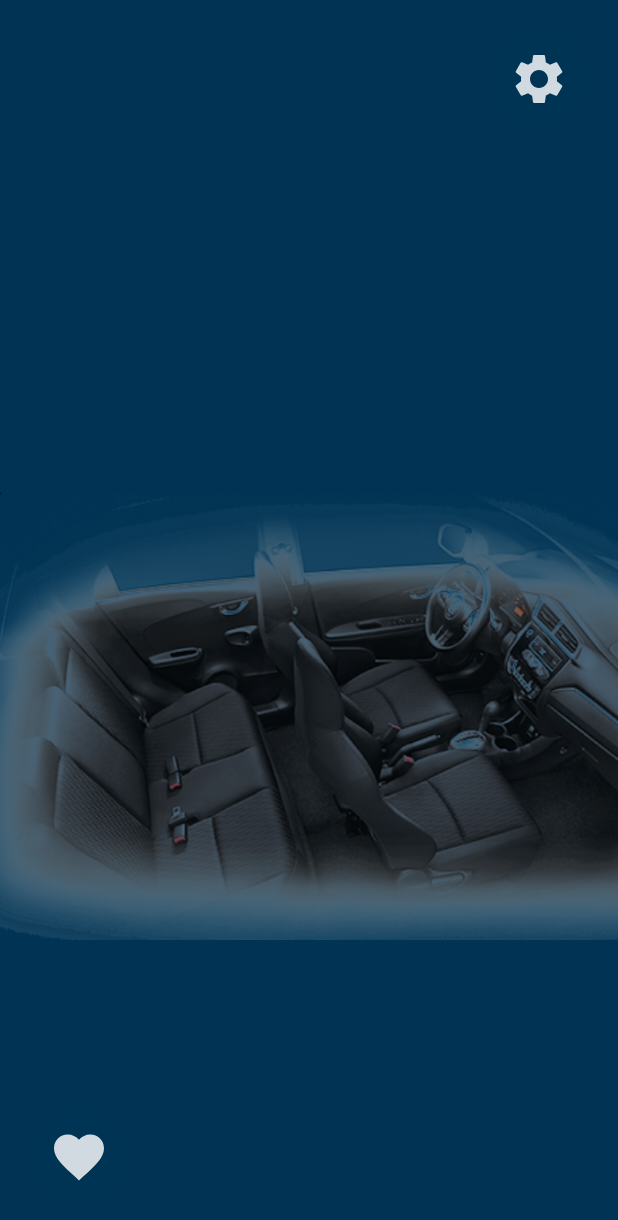
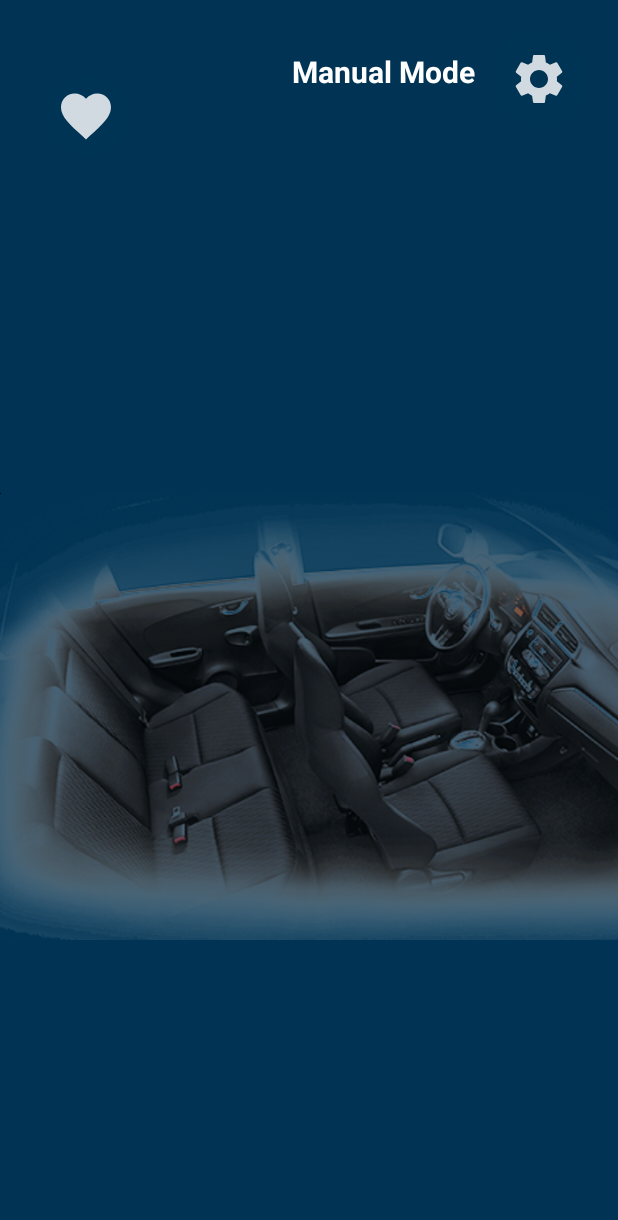
Before and after one commit to Farouk157/LED-Strip-Control, an Android app built with Jetpack Compose: the layout activity_main.xml on its own in the app's theme, with its tools: preview values and no code run, on a phone screen of 412 x 824 dp. Shown: the top 1220 px of the screen. Run offline under Robolectric (Android 15) with nearby library versions, the phone set to English and light mode, and no system bars.

Commit message:
Update activity_main.xml

```diff
--- a/LED_Strip_Control_Application/app/src/main/res/layout/activity_main.xml
+++ b/LED_Strip_Control_Application/app/src/main/res/layout/activity_main.xml
@@ -87,7 +87,7 @@
         android:layout_height="wrap_content"
         android:layout_marginStart="10dp"
         android:layout_marginTop="30dp"
-        app:layout_constraintStart_toStartOf="parent"
+        app:layout_constraintStart_toEndOf="@+id/btnFavourites"
         app:layout_constraintTop_toTopOf="parent" />
 
     <!-- Horizontal RecyclerView at the Bottom -->
@@ -96,14 +96,13 @@
         android:id="@+id/rv_favorite_colors"
         android:layout_width="0dp"
         android:layout_height="wrap_content"
-        android:layout_marginStart="10dp"
+        android:layout_marginStart="20dp"
         android:layout_marginEnd="20dp"
+        android:layout_marginBottom="10dp"
         android:orientation="horizontal"
-        android:visibility="gone"
-        app:layout_constraintBottom_toBottomOf="@+id/btnFavourites"
+        app:layout_constraintBottom_toBottomOf="parent"
         app:layout_constraintEnd_toEndOf="parent"
-        app:layout_constraintStart_toEndOf="@+id/btnFavourites"
-        app:layout_constraintTop_toTopOf="@+id/btnFavourites" />
+        app:layout_constraintStart_toStartOf="parent" />
 
     <View
         android:id="@+id/shade2"
@@ -120,7 +119,7 @@
         android:layout_width="match_parent"
         android:layout_height="wrap_content"
         android:layout_marginStart="-70dp"
-        android:layout_marginTop="10dp"
+        android:layout_marginTop="20dp"
         android:visibility="gone"
         app:layout_constraintStart_toStartOf="parent"
         app:layout_constraintTop_toBottomOf="@+id/btnSettings">
@@ -130,10 +129,10 @@
             android:layout_width="250dp"
             android:layout_height="wrap_content"
             android:layout_marginEnd="-10dp"
-            android:backgroundTint="@color/blue_sky"
+            android:backgroundTint="@color/gray"
             android:text="@string/manual_mode"
             android:textAlignment="textStart"
-            android:textColor="#FFFFFF"
+            android:textColor="@color/blue_sky"
             android:textSize="20sp"
             app:cornerRadius="8dp"
             app:layout_constraintEnd_toEndOf="parent"
@@ -156,10 +155,10 @@
             android:layout_height="wrap_content"
             android:layout_marginTop="1dp"
             android:layout_marginEnd="-10dp"
-            android:backgroundTint="#0B6480"
+            android:backgroundTint="@color/gray"
             android:text="@string/adaptive_mode"
             android:textAlignment="textStart"
-            android:textColor="#FFFFFF"
+            android:textColor="@color/blue_sky"
             android:textSize="20sp"
             app:cornerRadius="8dp"
             app:layout_constraintEnd_toEndOf="parent"
@@ -182,10 +181,10 @@
             android:layout_height="wrap_content"
             android:layout_marginTop="3dp"
             android:layout_marginEnd="-10dp"
-            android:backgroundTint="#0B6480"
+            android:backgroundTint="@color/gray"
             android:text="@string/varying_mode"
             android:textAlignment="textStart"
-            android:textColor="#FFFFFF"
+            android:textColor="@color/blue_sky"
             android:textSize="20sp"
             app:cornerRadius="8dp"
             app:layout_constraintEnd_toEndOf="parent"
@@ -250,17 +249,17 @@
 
     <Button
         android:id="@+id/btnFavourites"
-        android:layout_width="65dp"
-        android:layout_height="65dp"
-        android:layout_marginStart="20dp"
-        android:layout_marginBottom="20dp"
+        android:layout_width="55dp"
+        android:layout_height="55dp"
+        android:layout_marginStart="30dp"
+        android:layout_marginTop="20dp"
+        android:background="@drawable/custom_ripple_effect"
         android:backgroundTint="#00FFFFFF"
         android:elevation="4dp"
-        android:background="@drawable/custom_ripple_effect"
         android:foreground="@drawable/favourites_button_foreground"
         app:cornerRadius="50dp"
-        app:layout_constraintBottom_toBottomOf="parent"
-        app:layout_constraintStart_toStartOf="parent" />
+        app:layout_constraintStart_toStartOf="parent"
+        app:layout_constraintTop_toTopOf="@+id/composeColorPicker" />
 
 <!--    <Button-->
 <!--        android:id="@+id/btnSettings"-->
@@ -287,5 +286,34 @@
         app:layout_constraintEnd_toEndOf="parent"
         app:layout_constraintTop_toTopOf="parent" />
 
+    <TextView
+        android:id="@+id/txtMode"
+        android:layout_width="wrap_content"
+        android:layout_height="wrap_content"
+        android:layout_marginEnd="10dp"
+        android:layout_marginBottom="10dp"
+        android:textAlignment="textEnd"
+        android:textColor="@color/white"
+        android:textSize="20sp"
+        android:textStyle="bold"
+        app:layout_constraintBottom_toBottomOf="@+id/btnSettings"
+        app:layout_constraintEnd_toStartOf="@+id/btnSettings"
+        app:layout_constraintTop_toTopOf="@+id/btnSettings"
+        tools:text="Manual Mode" />
+
+    <TextView
+        android:id="@+id/txtAnimationMode"
+        android:layout_width="wrap_content"
+        android:layout_height="wrap_content"
+        android:layout_marginTop="5dp"
+        android:textAlignment="textEnd"
+        android:textColor="@color/gray"
+        android:textSize="16sp"
+        android:visibility="gone"
+        app:layout_constraintBottom_toBottomOf="@+id/btnSettings"
+        app:layout_constraintEnd_toEndOf="@+id/txtMode"
+        app:layout_constraintTop_toBottomOf="@+id/txtMode"
+        tools:text="Animation" />
+
 
 </androidx.constraintlayout.widget.ConstraintLayout>
```
